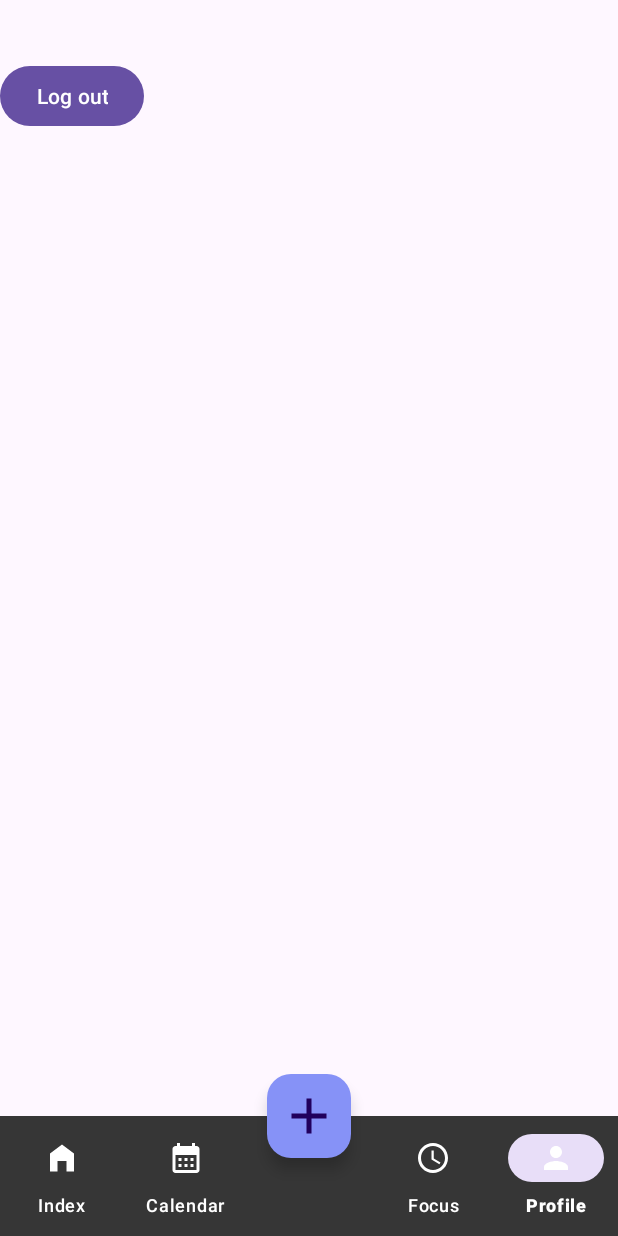
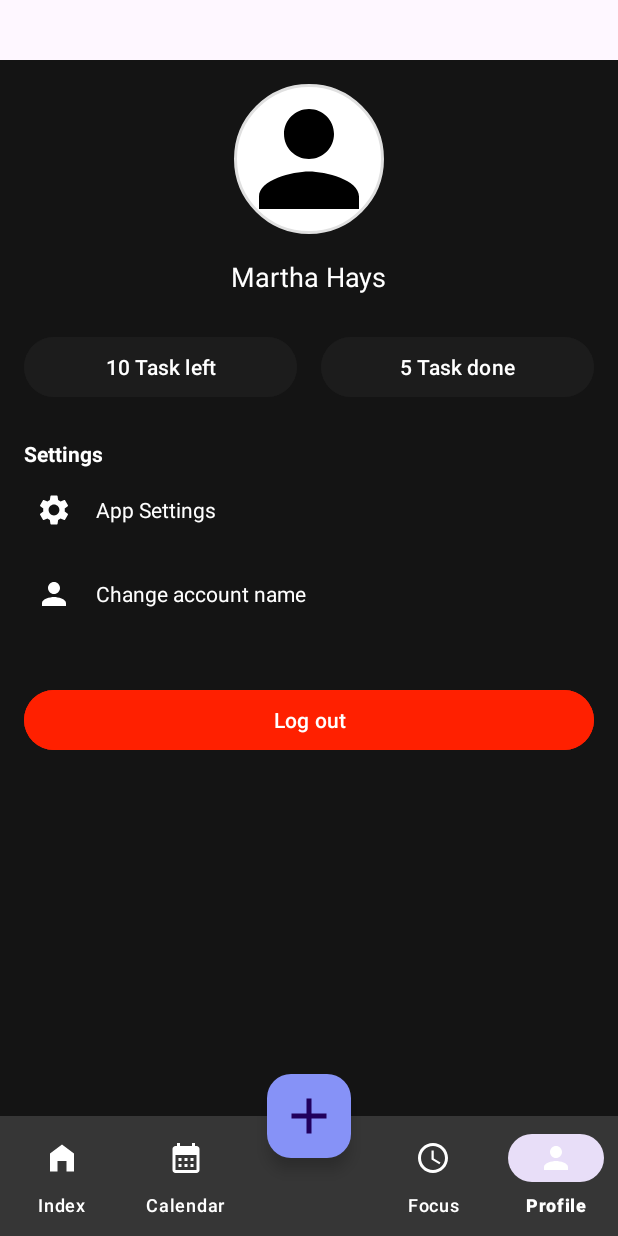
Before and after one commit to riojr100/Project_Kelompok3, an Android app: the screen it shows after launch once a user with an empty profile is signed in (FragmentActivity), item 5 of the bottom bar chosen, on a phone screen of 412 x 824 dp. Run offline under Robolectric (Android 15) with nearby library versions, the phone set to English and light mode, and no system bars; our stand-ins replace Firebase (no records; nobody signed in at launch, a user with empty details on screens opened directly).

Commit message:
ProfileFragment but actually an image xixixi

```diff
--- /dev/null
+++ b/app/src/main/res/drawable/ic_settings.xml
@@ -0,0 +1,5 @@
+<vector xmlns:android="http://schemas.android.com/apk/res/android" android:height="24dp" android:tint="#FFFFFF" android:viewportHeight="24" android:viewportWidth="24" android:width="24dp">
+
+    <path android:fillColor="@android:color/white" android:pathData="M19.14,12.94c0.04,-0.3 0.06,-0.61 0.06,-0.94c0,-0.32 -0.02,-0.64 -0.07,-0.94l2.03,-1.58c0.18,-0.14 0.23,-0.41 0.12,-0.61l-1.92,-3.32c-0.12,-0.22 -0.37,-0.29 -0.59,-0.22l-2.39,0.96c-0.5,-0.38 -1.03,-0.7 -1.62,-0.94L14.4,2.81c-0.04,-0.24 -0.24,-0.41 -0.48,-0.41h-3.84c-0.24,0 -0.43,0.17 -0.47,0.41L9.25,5.35C8.66,5.59 8.12,5.92 7.63,6.29L5.24,5.33c-0.22,-0.08 -0.47,0 -0.59,0.22L2.74,8.87C2.62,9.08 2.66,9.34 2.86,9.48l2.03,1.58C4.84,11.36 4.8,11.69 4.8,12s0.02,0.64 0.07,0.94l-2.03,1.58c-0.18,0.14 -0.23,0.41 -0.12,0.61l1.92,3.32c0.12,0.22 0.37,0.29 0.59,0.22l2.39,-0.96c0.5,0.38 1.03,0.7 1.62,0.94l0.36,2.54c0.05,0.24 0.24,0.41 0.48,0.41h3.84c0.24,0 0.44,-0.17 0.47,-0.41l0.36,-2.54c0.59,-0.24 1.13,-0.56 1.62,-0.94l2.39,0.96c0.22,0.08 0.47,0 0.59,-0.22l1.92,-3.32c0.12,-0.22 0.07,-0.47 -0.12,-0.61L19.14,12.94zM12,15.6c-1.98,0 -3.6,-1.62 -3.6,-3.6s1.62,-3.6 3.6,-3.6s3.6,1.62 3.6,3.6S13.98,15.6 12,15.6z"/>
+
+</vector>
--- /dev/null
+++ b/app/src/main/res/drawable/profile_image_background.xml
@@ -0,0 +1,7 @@
+<?xml version="1.0" encoding="utf-8"?>
+<!-- circular_image.xml -->
+<shape xmlns:android="http://schemas.android.com/apk/res/android">
+    <solid android:color="#FFFFFF" />
+    <corners android:radius="100dp" /> <!-- Membuat sudut gambar menjadi bulat -->
+    <stroke android:width="2dp" android:color="#E0E0E0" /> <!-- Opsional: Border lingkaran -->
+</shape>
--- a/app/src/main/res/layout/fragment_profile.xml
+++ b/app/src/main/res/layout/fragment_profile.xml
@@ -1,16 +1,139 @@
 <?xml version="1.0" encoding="utf-8"?>
-<FrameLayout xmlns:android="http://schemas.android.com/apk/res/android"
-    xmlns:tools="http://schemas.android.com/tools"
+<ScrollView
+    xmlns:android="http://schemas.android.com/apk/res/android"
     android:layout_width="match_parent"
     android:layout_height="match_parent"
-    tools:context=".ProfileFragment">
+    android:background="@color/black"
+    android:padding="16dp">
 
-    <!-- TODO: Update blank fragment layout -->
-    <Button
-        android:id="@+id/logout_button"
-        android:layout_width="wrap_content"
+    <LinearLayout
+        android:layout_width="match_parent"
         android:layout_height="wrap_content"
-        android:text="Log out"
-        />
+        android:orientation="vertical"
+        android:gravity="center_horizontal">
 
-</FrameLayout>
+        <!-- Profile Image -->
+        <ImageView
+            android:id="@+id/profile_image"
+            android:layout_width="100dp"
+            android:layout_height="100dp"
+            android:layout_gravity="center"
+            android:src="@drawable/ic_profile"
+            android:scaleType="centerCrop"
+            android:layout_marginBottom="16dp"
+            android:background="@drawable/profile_image_background"
+            android:contentDescription="@string/profile_image" />
+
+        <!-- Profile Name -->
+        <TextView
+            android:id="@+id/profile_name"
+            android:layout_width="wrap_content"
+            android:layout_height="wrap_content"
+            android:text="Martha Hays"
+            android:textColor="@android:color/white"
+            android:textSize="18sp"
+            android:layout_marginBottom="24dp" />
+
+        <!-- Task Summary -->
+        <LinearLayout
+            android:layout_width="match_parent"
+            android:layout_height="wrap_content"
+            android:orientation="horizontal"
+            android:gravity="center"
+            android:layout_marginBottom="24dp">
+
+            <Button
+                android:id="@+id/tasks_left"
+                android:layout_width="0dp"
+                android:layout_height="wrap_content"
+                android:layout_weight="1"
+                android:text="10 Task left"
+                android:backgroundTint="@color/gray"
+                android:textColor="@android:color/white" />
+
+            <Button
+                android:id="@+id/tasks_done"
+                android:layout_width="0dp"
+                android:layout_height="wrap_content"
+                android:layout_weight="1"
+                android:text="5 Task done"
+                android:backgroundTint="@color/gray"
+                android:textColor="@android:color/white"
+                android:layout_marginStart="16dp" />
+        </LinearLayout>
+
+        <!-- Settings Section -->
+        <TextView
+            android:layout_width="match_parent"
+            android:layout_height="wrap_content"
+            android:text="Settings"
+            android:textColor="@android:color/white"
+            android:textStyle="bold"
+            android:layout_marginBottom="8dp" />
+
+        <LinearLayout
+            android:layout_width="match_parent"
+            android:layout_height="wrap_content"
+            android:orientation="vertical">
+
+            <LinearLayout
+                android:layout_width="match_parent"
+                android:layout_height="wrap_content"
+                android:orientation="horizontal"
+                android:gravity="center_vertical"
+                android:layout_marginBottom="16dp"
+                android:padding="8dp"
+                android:background="?selectableItemBackground">
+
+                <ImageView
+                    android:layout_width="24dp"
+                    android:layout_height="24dp"
+                    android:src="@drawable/ic_settings" />
+
+                <TextView
+                    android:layout_width="wrap_content"
+                    android:layout_height="wrap_content"
+                    android:text="App Settings"
+                    android:textColor="@android:color/white"
+                    android:layout_marginStart="16dp" />
+            </LinearLayout>
+
+            <!-- Add more settings like the pattern above for other settings options -->
+
+            <!-- Example for changing account name -->
+            <LinearLayout
+                android:layout_width="match_parent"
+                android:layout_height="wrap_content"
+                android:orientation="horizontal"
+                android:gravity="center_vertical"
+                android:layout_marginBottom="16dp"
+                android:padding="8dp"
+                android:background="?selectableItemBackground">
+
+                <ImageView
+                    android:layout_width="24dp"
+                    android:layout_height="24dp"
+                    android:src="@drawable/baseline_person_24" />
+
+                <TextView
+                    android:layout_width="wrap_content"
+                    android:layout_height="wrap_content"
+                    android:text="Change account name"
+                    android:textColor="@android:color/white"
+                    android:layout_marginStart="16dp" />
+            </LinearLayout>
+
+            <!-- Continue for the rest of the account settings like change password, etc. -->
+        </LinearLayout>
+
+        <!-- Logout Button -->
+        <Button
+            android:id="@+id/logout_button"
+            android:layout_width="match_parent"
+            android:layout_height="wrap_content"
+            android:text="Log out"
+            android:backgroundTint="@color/red"
+            android:textColor="@android:color/white"
+            android:layout_marginTop="24dp" />
+    </LinearLayout>
+</ScrollView>
--- a/app/src/main/res/values/colors.xml
+++ b/app/src/main/res/values/colors.xml
@@ -6,4 +6,5 @@
     <color name="gray">#1c1c1c</color>
     <color name="grayish">#363636</color>
     <color name="whiteish">#8F8F8F</color>
+    <color name="red">#ff2000</color>
 </resources>
--- a/app/src/main/res/values/strings.xml
+++ b/app/src/main/res/values/strings.xml
@@ -9,4 +9,5 @@
     <string name="hello_blank_fragment">Hello blank fragment</string>
     <string name="confirm_password">Confirm Password</string>
     <string name="email">Email</string>
+    <string name="profile_image">test\n</string>
 </resources>
```
